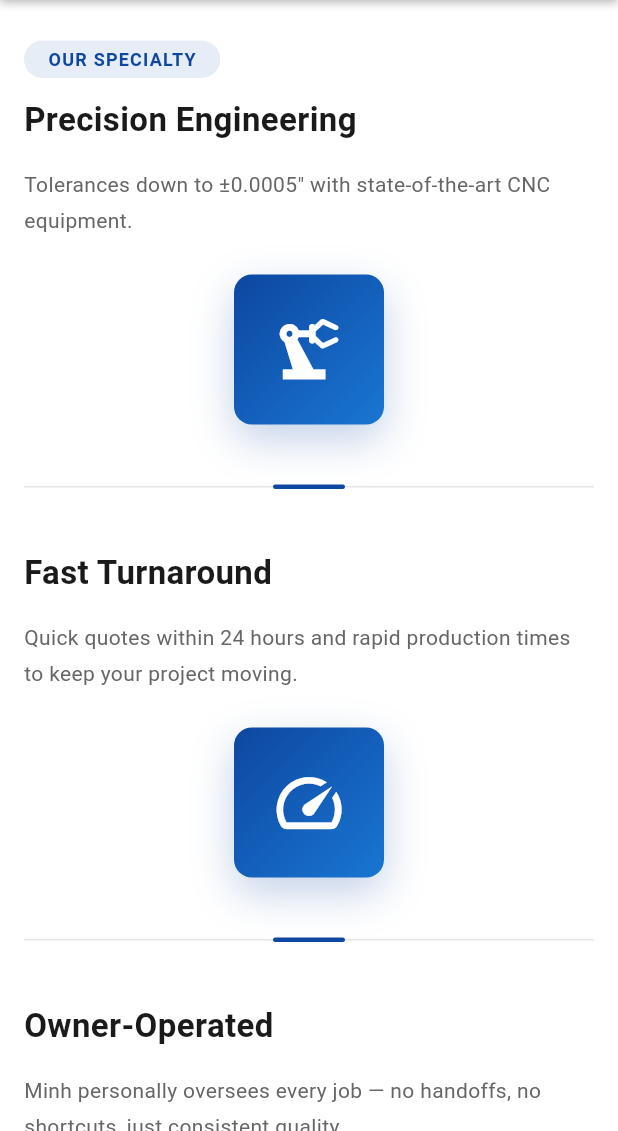
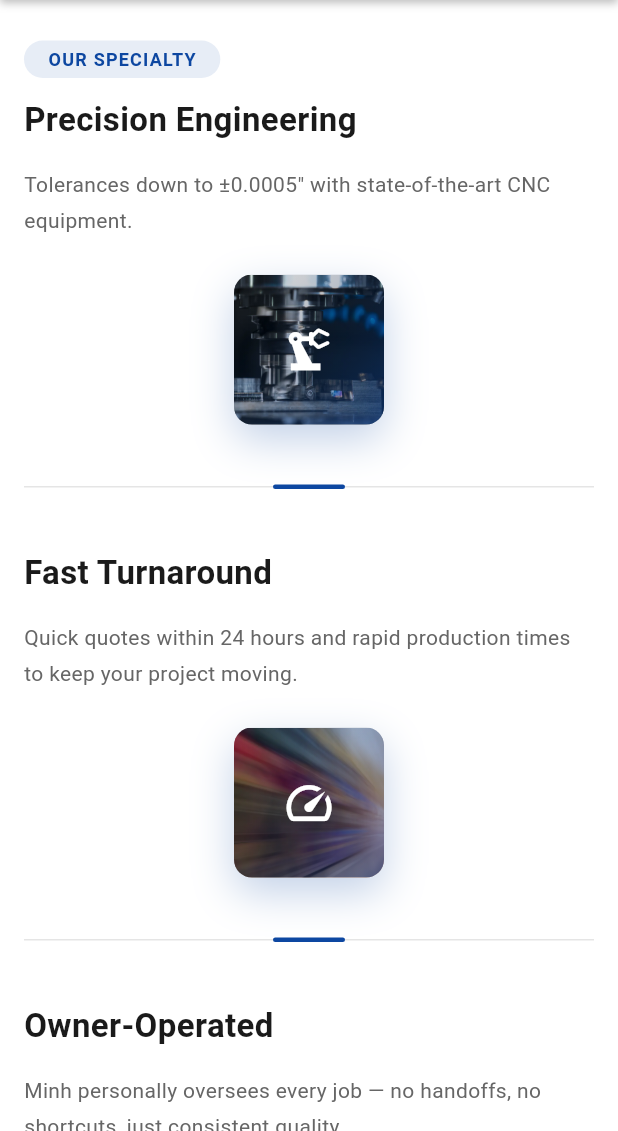
Before and after one commit to hung148/MV, a Flutter app: the screen it shows after launch, scrolled down 576 dp, on a phone screen of 412 x 824 dp, the part 105-1236 px from its top. Run offline on Flutter 3.47's test engine with Material 3 defaults, Android fonts, the phone set to English and light mode, and no system bars; our stand-ins replace cloud_firestore, firebase_core, firebase_storage, go_router, video_player, visibility_detector and 1 more; missing offline and left inert: dart:js_interop; accounts and stored records are empty.

Commit message:
add backgound image to icons in why section in homepage

```diff
--- a/lib/screens/home_page.dart
+++ b/lib/screens/home_page.dart
@@ -118,6 +118,7 @@ class HomePageContent extends StatelessWidget {
                 description: 'Tolerances down to ±0.0005" with state-of-the-art CNC equipment.',
                 badge: 'Our Specialty',
                 reverse: false,
+                imagePath: 'assets/images/home_images/precision_engineering.webp',
               ),
               SizedBox(height: r.spacingXXL),
               _buildWhyDivider(),
@@ -128,6 +129,7 @@ class HomePageContent extends StatelessWidget {
                 title: 'Fast Turnaround',
                 description: 'Quick quotes within 24 hours and rapid production times to keep your project moving.',
                 reverse: true,
+                imagePath: 'assets/images/home_images/fast_turnaround.webp',
               ),
               SizedBox(height: r.spacingXXL),
               _buildWhyDivider(),
@@ -138,6 +140,7 @@ class HomePageContent extends StatelessWidget {
                 title: 'Owner-Operated',
                 description: 'Minh personally oversees every job — no handoffs, no shortcuts, just consistent quality.',
                 reverse: false,
+                imagePath: 'assets/images/home_images/owner_operated.webp',
               ),
             ],
           ),
@@ -185,6 +188,7 @@ class HomePageContent extends StatelessWidget {
     required String description,
     String? badge,
     required bool reverse,
+    String? imagePath,
   }) {
     final textBlock = Column(
       crossAxisAlignment: CrossAxisAlignment.start,
@@ -215,21 +219,54 @@ class HomePageContent extends StatelessWidget {
       ],
     );
 
+    // The tile shows a background photo when [imagePath] is given, with
+    // a diagonal gradient scrim over it (dark navy at the bottom-right,
+    // lighter at the top-left) so the icon stays legible regardless of
+    // what's in the photo. A translucent circular chip sits behind the
+    // icon itself as a second layer of contrast for busier images. With
+    // no [imagePath], it falls back to the original flat gradient tile.
     final iconTile = Container(
       width: r.iconHero * 2.5,
       height: r.iconHero * 2.5,
+      clipBehavior: Clip.antiAlias,
       decoration: BoxDecoration(
-        gradient: const LinearGradient(
-          begin: Alignment.topLeft,
-          end: Alignment.bottomRight,
-          colors: [Color(0xFF0d47a1), Color(0xFF1976d2)],
-        ),
         borderRadius: BorderRadius.circular(r.cardRadius * 1.5),
         boxShadow: [
           BoxShadow(color: const Color(0xFF0d47a1).withValues(alpha: 0.25), blurRadius: 24, offset: const Offset(0, 10)),
         ],
       ),
-      child: Icon(icon, size: r.iconHero * 1.3, color: Colors.white),
+      child: imagePath == null
+          ? Container(
+              decoration: const BoxDecoration(
+                gradient: LinearGradient(
+                  begin: Alignment.topLeft,
+                  end: Alignment.bottomRight,
+                  colors: [Color(0xFF0d47a1), Color(0xFF1976d2)],
+                ),
+              ),
+              child: Icon(icon, size: r.iconHero * 1.3, color: Colors.white),
+            )
+          : Stack(
+              fit: StackFit.expand,
+              children: [
+                Image.asset(imagePath, fit: BoxFit.cover),
+                Container(
+                  decoration: BoxDecoration(
+                    gradient: LinearGradient(
+                      begin: Alignment.topLeft,
+                      end: Alignment.bottomRight,
+                      colors: [
+                        Colors.black.withValues(alpha: 0.1),
+                        const Color(0xFF0d47a1).withValues(alpha: 0.55),
+                      ],
+                    ),
+                  ),
+                ),
+                Center(
+                  child: Icon(icon, size: r.iconHero * 0.9, color: Colors.white),
+                ),
+              ],
+            ),
     );
 
     return LayoutBuilder(
```
Also changed, not shown: assets/images/home_images/fast_turnaround.webp (added), assets/images/home_images/owner_operated.webp (added), assets/images/home_images/precision_engineering.webp (added), 1 other file.
